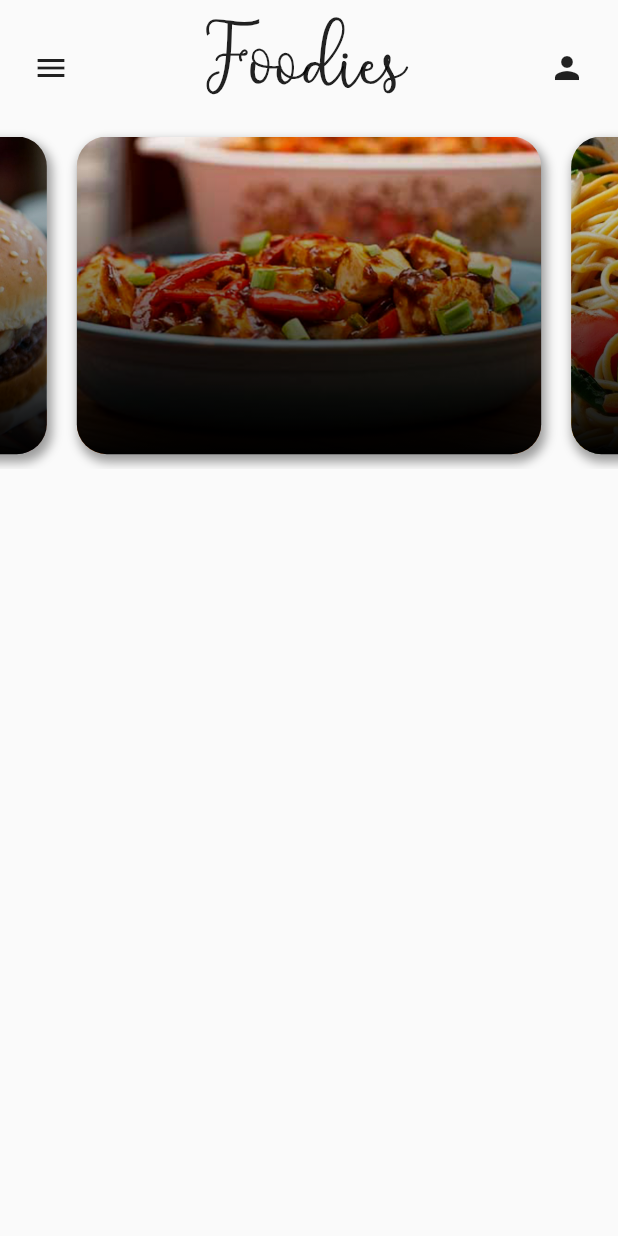
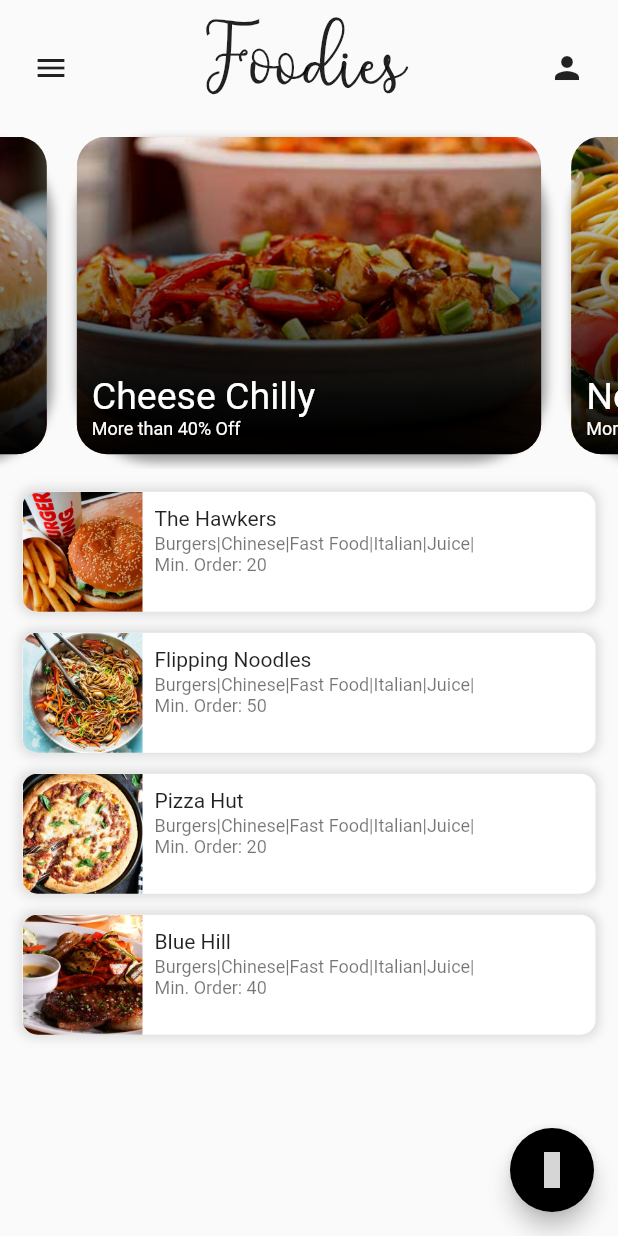
Before and after one commit to Yashanki/Foodies, a Flutter app: the screen it shows after launch, on a phone screen of 412 x 824 dp. Run offline on Flutter 3.47's test engine with Material 2 defaults, Android fonts, the phone set to English and light mode, and no system bars; our stand-ins replace material_design_icons_flutter; grey boxes are pictures that could not be loaded.

```diff
--- a/lib/main.dart
+++ b/lib/main.dart
@@ -1,4 +1,7 @@
+import 'dart:convert';
+
 import 'package:flutter/material.dart';
+import 'package:material_design_icons_flutter/material_design_icons_flutter.dart';
 
 void main() {
   runApp(const MyApp());
@@ -33,6 +36,65 @@ class MyHomePage extends StatelessWidget {
     var screenHeight = MediaQuery.of(context).size.height;
     var screenWidth = MediaQuery.of(context).size.width;
 
+    Future<List<Widget>> createList() async {
+      List<Widget> items = <Widget>[];
+      String datastring =
+          await DefaultAssetBundle.of(context).loadString("assets/data.json");
+      List<dynamic> dataJSON = jsonDecode(datastring);
+
+
+      dataJSON.forEach((object) {
+
+        String finalString = "";
+        List<dynamic> dataList = object["placeItems"];
+        dataList.forEach((item) {
+          finalString = finalString + item + "|";
+        });
+
+        items.add(Padding(padding: EdgeInsets.all(2.0),
+        child: Container(
+          decoration: BoxDecoration(
+            color: Colors.white,
+            borderRadius: BorderRadius.all(Radius.circular(10.0),),
+            boxShadow: [BoxShadow(
+                color: Colors.black12,
+              spreadRadius: 2.0,
+              blurRadius: 5.0,
+            )]
+          ),
+          margin: EdgeInsets.all(5.0),
+          child: Row(
+            mainAxisSize: MainAxisSize.max,
+            crossAxisAlignment: CrossAxisAlignment.start,
+            children: <Widget>[
+              ClipRRect(
+                borderRadius: BorderRadius.only(topLeft: Radius.circular(10.0), bottomLeft: Radius.circular(10.0)),
+                child: Image.asset(object["placeImage"], width: 80, height: 80, fit: BoxFit.cover,),
+              ),
+              SizedBox(
+                width: 250,
+                child: Padding(
+                  padding: const EdgeInsets.all(8.0),
+                  child: Column(
+                    crossAxisAlignment: CrossAxisAlignment.start,
+                    children: <Widget>[
+                      Padding(
+                        padding: const EdgeInsets.only(top: 2.0, bottom: 2.0),
+                        child: Text(object["placeName"]),
+                      ),
+                      Text(finalString,overflow: TextOverflow.ellipsis, style: TextStyle(fontSize: 12.0, color: Colors.black54,),maxLines: 1,),
+                      Text("Min. Order: ${object["minOrder"]}", style: TextStyle(fontSize: 12.0, color: Colors.black54),),
+                    ],
+                  ),
+                ),
+              )
+            ],
+          ),
+        ),));
+      });
+      return items;
+    }
+
     return Scaffold(
       body: Container(
         height: screenHeight,
@@ -66,10 +128,34 @@ class MyHomePage extends StatelessWidget {
                   ),
                 ),
                 BannerwidgetArea(),
+                Container(
+                  child: FutureBuilder(
+                      initialData: <Widget>[Text(" ")],
+                      future: createList(),
+                      builder: (context,snapshot){
+                    if(snapshot.hasData){
+                      return Padding(
+                        padding: EdgeInsets.all(8.0),
+                        child: ListView(
+                          primary: false,
+                          shrinkWrap: true,
+                          children: <Widget>[...?snapshot.data],
+                        ),
+                      );
+                    }else {
+                      return CircularProgressIndicator();
+                    }
+                  })
+                )
               ],
             ),
           ),
         ),
+      ),
+      floatingActionButton: FloatingActionButton(
+        onPressed: (){},
+        backgroundColor: Colors.black,
+        child: Icon(MdiIcons.food, color: Colors.white,),
       ),
     );
   }
@@ -94,21 +180,18 @@ class BannerwidgetArea extends StatelessWidget {
           child: Stack(
             fit: StackFit.expand,
             children: <Widget>[
-
               Container(
                 decoration: BoxDecoration(
-                  borderRadius: BorderRadius.all(Radius.circular(20.0)),
+                    borderRadius: BorderRadius.all(Radius.circular(50.0)),
                     boxShadow: [
                       BoxShadow(
                         color: Colors.black38,
-                      offset: Offset(2.0,4.0),
+                        offset: Offset(2.0, 4.0),
                         blurRadius: 5.0,
                         spreadRadius: 1.0,
                       )
-                  ]
+                    ]),
               ),
-              ),
-
               ClipRRect(
                 borderRadius: BorderRadius.all(Radius.circular(20.0)),
                 child: Image.asset(
@@ -116,18 +199,30 @@ class BannerwidgetArea extends StatelessWidget {
                   fit: BoxFit.cover,
                 ),
               ),
-
               Container(
                 decoration: BoxDecoration(
                   borderRadius: BorderRadius.all(Radius.circular(20.0)),
                   gradient: LinearGradient(
                       begin: Alignment.topCenter,
                       end: Alignment.bottomCenter,
-                    colors: [Colors.transparent, Colors.black]
+                      colors: [Colors.transparent, Colors.black]),
                 ),
               ),
+              Padding(
+                padding: const EdgeInsets.all(10.0),
+                child: Column(
+                  crossAxisAlignment: CrossAxisAlignment.start,
+                  mainAxisAlignment: MainAxisAlignment.end,
+                  children: <Widget>[
+                    Text(
+                      bannerItems[x],
+                      style: TextStyle(fontSize: 25.0, color: Colors.white),
+                    ),
+                    Text("More than 40% Off",
+                        style: TextStyle(fontSize: 12.0, color: Colors.white)),
+                  ],
+                ),
               )
-
             ],
           ),
         ),
```
Lines whose indentation alone changed are shown as unchanged.
